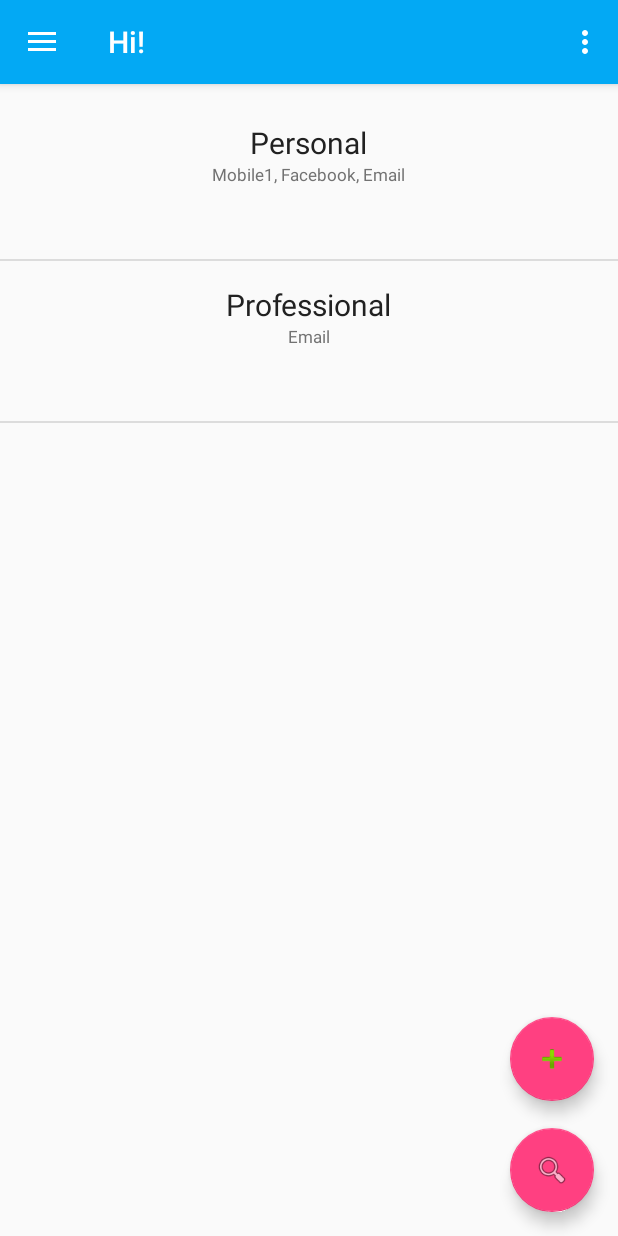
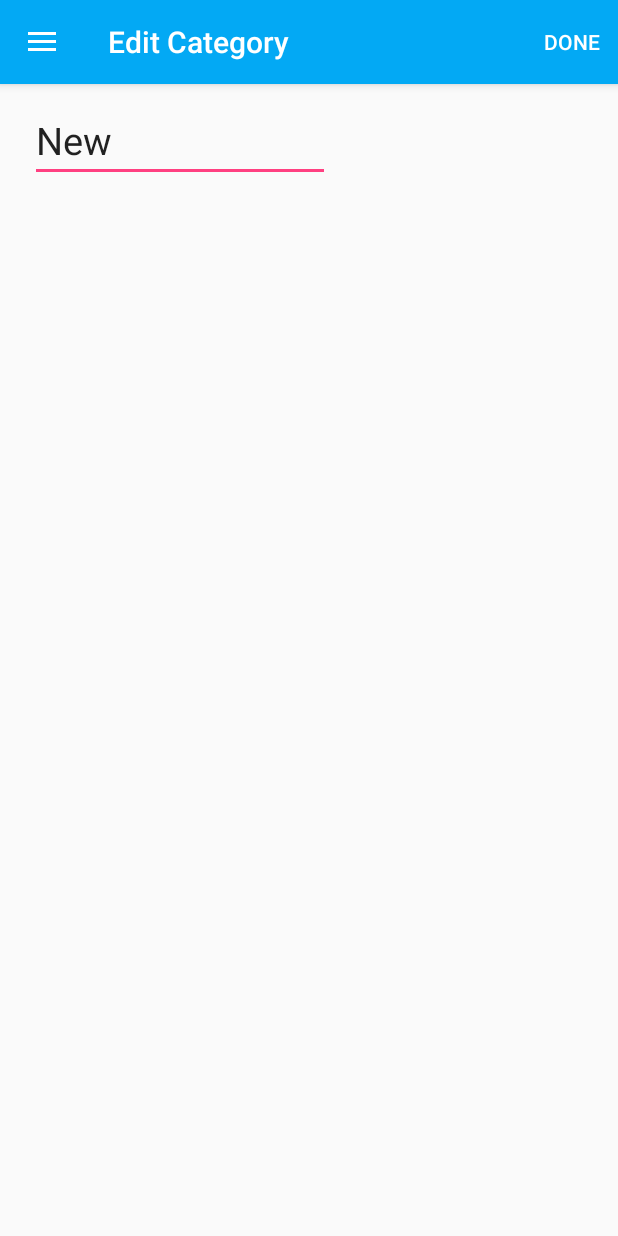
Before and after one commit to diegoalejogm/Hi, an Android app: the screen it shows after launch (HomeActivity before the commit, EditCategoryActivity after it), in the side drawer, after a tap on "Add new category", on a phone screen of 412 x 824 dp. Run offline under Robolectric (Android 15) with nearby library versions, the phone set to English and light mode, and no system bars; libraries missing offline, so code that uses them is left out: com.facebook, com.facebook.login, com.google.zxing.integration; 11 statements that could not run were skipped.

```diff
--- a/app/src/main/java/com/fbteam/hi/activities/ActivityNavMenu.java
+++ b/app/src/main/java/com/fbteam/hi/activities/ActivityNavMenu.java
@@ -1,5 +1,6 @@
 package com.fbteam.hi.activities;
 
+import android.content.Intent;
 import android.support.design.widget.NavigationView;
 import android.support.v4.view.GravityCompat;
 import android.support.v4.widget.DrawerLayout;
@@ -9,6 +10,7 @@ import android.support.v7.widget.Toolbar;
 import android.view.Menu;
 import android.view.MenuItem;
 
+import com.fbteam.hi.Configuration;
 import com.fbteam.hi.R;
 import com.fbteam.hi.helper.CaptureQRActivityAnyOrientation;
 import com.fbteam.hi.models.App;
@@ -69,8 +71,10 @@ public class ActivityNavMenu extends AppCompatActivity
                 App.openActivity(this, EditLinksActivity.class);
                 break;
             case R.id.nav_new_category:
-//                App.openActivity(this, EditCategoryActivity.class);
-                Category cat = new Category("New");
+                Category newCategory = new Category("New");
+                App.getMe().getCategories().add(newCategory);
+                int categoryID = App.getMe().getCategories().size() - 1;
+                clickOnAndEditCategory(categoryID);
                 break;
             case R.id.nav_history:
                 App.openActivity(this, HistoryActivity.class);
@@ -81,4 +85,12 @@ public class ActivityNavMenu extends AppCompatActivity
         drawer.closeDrawer(GravityCompat.START);
         return false;
     }
+
+
+    protected void clickOnAndEditCategory(int id){
+        System.out.println("category pro-clicked " + id);
+        Intent intent = new Intent(this, EditCategoryActivity.class);
+        intent.putExtra(Configuration.CATEGORY_ID, id);
+        startActivityForResult(intent, 9090);
+    }
 }
--- a/app/src/main/java/com/fbteam/hi/activities/HomeActivity.java
+++ b/app/src/main/java/com/fbteam/hi/activities/HomeActivity.java
@@ -49,6 +49,13 @@ public class HomeActivity extends ActivityNavMenu implements View.OnClickListene
         findElements();
     }
 
+    @Override
+    public void onResume() {
+        super.onResume();
+        categoriesList.invalidateViews();
+    }
+
+
     private void findElements(){
         // Add friend button (FAB)
         FloatingActionButton fab = (FloatingActionButton) findViewById(R.id.add_new_category);
@@ -60,13 +67,12 @@ public class HomeActivity extends ActivityNavMenu implements View.OnClickListene
         /// set up list
         categoriesList = (ListView) findViewById(R.id.categoriesList);
         categoriesList.setAdapter(new CategoryListAdapter(this, R.layout.category_row));
-        categoriesList.setOnItemClickListener(new AdapterView.OnItemClickListener()
-        {
+        categoriesList.setOnItemClickListener(new AdapterView.OnItemClickListener() {
             @Override
 
 
             public void onItemClick(AdapterView<?> adapterView, View view, int i, long l) {
-                System.out.println("on item click" + i + " " + l + " "  + view.getId());
+                System.out.println("on item click" + i + " " + l + " " + view.getId());
                 Category category = (Category) adapterView.getItemAtPosition(i);
                 // create
                 showQR(category);
@@ -83,12 +89,6 @@ public class HomeActivity extends ActivityNavMenu implements View.OnClickListene
     }
 
 
-    private void clickOnAndEditCategory(int id){
-        System.out.println("category pro-clicked " + id);
-        Intent intent = new Intent(this, EditCategoryActivity.class);
-        intent.putExtra(Configuration.CATEGORY_ID, id);
-        startActivityForResult(intent, 9090);
-    }
 
     private void showQR(Category category){
 
@@ -117,6 +117,12 @@ public class HomeActivity extends ActivityNavMenu implements View.OnClickListene
         }
     }
 
+    private void createNewCategory(){
+        Category newCategory = new Category("New");
+        App.getMe().getCategories().add(newCategory);
+        int categoryID = App.getMe().getCategories().size() - 1;
+        clickOnAndEditCategory(categoryID);
+    }
 
     @Override
     protected void onActivityResult(int requestCode, int resultCode, Intent data)
--- a/app/src/main/java/com/fbteam/hi/activities/LoginActivity.java
+++ b/app/src/main/java/com/fbteam/hi/activities/LoginActivity.java
@@ -155,7 +155,7 @@ public class LoginActivity extends Activity implements View.OnClickListener  {
         }
         else
         {
-            me.addTestData();
+//            me.addTestData();
         }
 
 //        // download app data with the related callback
--- a/app/src/main/java/com/fbteam/hi/models/User.java
+++ b/app/src/main/java/com/fbteam/hi/models/User.java
@@ -67,6 +67,9 @@ public class User {
     }
 
     public void addLinkNoCategory(Link newLink) {
+        for(Link tempL : links)
+            if(newLink.getName().equals(tempL.getName()))
+                return;
         this.links.add(newLink);
     }
 
```
Also changed, not shown: app/src/main/java/com/fbteam/hi/activities/EditLinksActivity.java (+3 -14 lines), app/src/main/java/com/fbteam/hi/adapters/CategoryListAdapter.java (+3 -7 lines).
